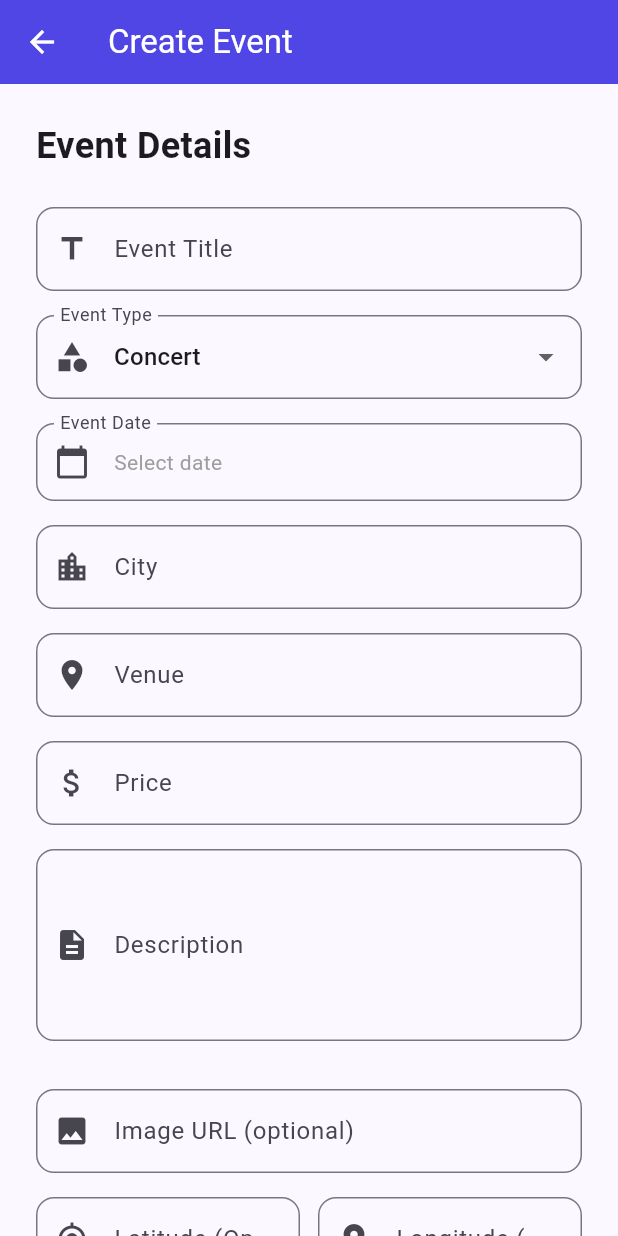
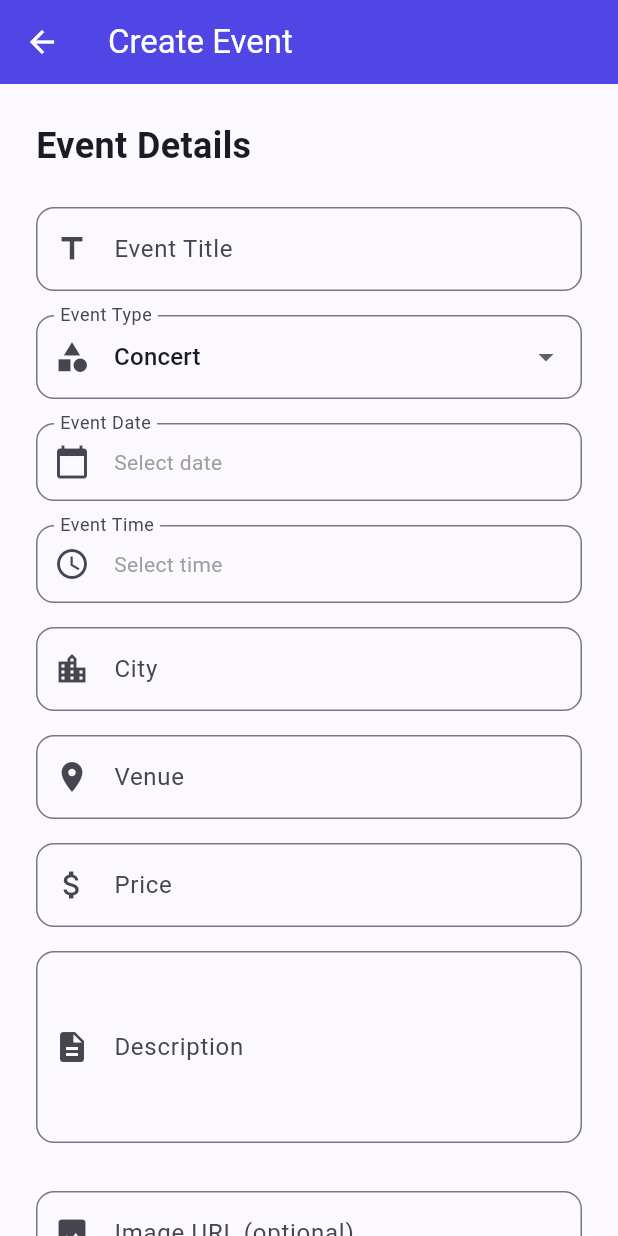
Before and after one commit to princeampofo/eventsfinder, a Flutter app: the CreateEventScreen screen opened directly, on a phone screen of 412 x 824 dp. Run offline on Flutter 3.47's test engine with Material 3 defaults, Android fonts, the phone set to English and light mode, and no system bars; our stand-ins replace geolocator, permission_handler, shared_preferences, sqflite; accounts and stored records are empty.

Commit message:
(feat):added time to events

```diff
--- a/lib/database/db_helper.dart
+++ b/lib/database/db_helper.dart
@@ -44,6 +44,7 @@ class DatabaseHelper {
         title TEXT,
         type TEXT,
         date TEXT,
+        time TEXT,
         city TEXT,
         venue TEXT,
         price REAL,
@@ -85,6 +86,7 @@ class DatabaseHelper {
       'title': 'Run for Fun 5K',
       'type': 'Sports',
       'date': '2025-12-05',
+      'time': '09:00 AM',
       'city': 'Boston',
       'venue': 'City Park',
       'price': 40.0,
@@ -98,6 +100,7 @@ class DatabaseHelper {
       'title': 'Gourmet Cooking Workshop',
       'type': 'Workshop',
       'date': '2025-11-30',
+      'time': '02:00 PM',
       'city': 'Atlanta',
       'venue': 'Gourmet Kitchen',
       'price': 75.0,
@@ -111,6 +114,7 @@ class DatabaseHelper {
       'title': 'Music Jazz Night',
       'type': 'Concert',
       'date': '2025-11-25',
+      'time': '08:00 PM',
       'city': 'New Orleans',
       'venue': 'Jazz Club',
       'price': 30.0,
@@ -124,6 +128,7 @@ class DatabaseHelper {
       'title': 'Unplugged Music Night',
       'type': 'Concert',
       'date': '2025-11-01',
+      'time': '07:00 PM',
       'city': 'Atlanta',
       'venue': 'Downtown Arena',
       'price': 25.0,
@@ -137,6 +142,7 @@ class DatabaseHelper {
       'title': 'Football Friendly Match',
       'type': 'Sports',
       'date': '2025-11-10',
+      'time': '03:00 PM',
       'city': 'Chicago',
       'venue': 'City Stadium',
       'price': 15.0,
@@ -151,6 +157,7 @@ class DatabaseHelper {
       'title': 'Camera Basics Workshop',
       'type': 'Workshop',
       'date': '2025-11-05',
+      'time': '10:00 AM',
       'city': 'Austin',
       'venue': 'Creative Studio',
       'price': 50.0,
@@ -164,6 +171,7 @@ class DatabaseHelper {
       'title': 'Art Expo 2025',
       'type': 'Art',
       'date': '2025-11-20',
+      'time': '11:00 AM',
       'city': 'Los Angeles',
       'venue': 'Modern Art Gallery',
       'price': 20.0,
@@ -177,6 +185,7 @@ class DatabaseHelper {
       'title': 'Tech Innovators Meetup',
       'type': 'Meetup',
       'date': '2025-11-15',
+      'time': '06:00 PM',
       'city': 'New York',
       'venue': 'Tech Hub',
       'price': 0.0,
--- a/lib/models/event.dart
+++ b/lib/models/event.dart
@@ -4,6 +4,7 @@ class Event {
   String title;
   String type;
   String date;
+  String time;
   String city;
   String venue;
   double price;
@@ -19,6 +20,7 @@ class Event {
     required this.title,
     required this.type,
     required this.date,
+    required this.time,
     required this.city,
     required this.venue,
     required this.price,
@@ -37,6 +39,7 @@ class Event {
       'title': title,
       'type': type,
       'date': date,
+      'time': time,
       'city': city,
       'venue': venue,
       'price': price,
@@ -55,6 +58,7 @@ class Event {
       title: map['title'] ?? '',
       type: map['type'] ?? '',
       date: map['date'] ?? '',
+      time: map['time'] ?? '',
       city: map['city'] ?? '',
       venue: map['venue'] ?? '',
       price: (map['price'] ?? 0.0).toDouble(),
--- a/lib/screens/create_event.dart
+++ b/lib/screens/create_event.dart
@@ -23,6 +23,7 @@ class _CreateEventScreenState extends State<CreateEventScreen> {
 
   String selectedType = 'Concert';
   String? selectedDate;
+  String? selectedTime;
   bool isLoading = false;
 
   final List<String> eventTypes = [
@@ -49,6 +50,23 @@ class _CreateEventScreenState extends State<CreateEventScreen> {
     }
   }
 
+  void showTimePickerDialog() async {
+    TimeOfDay? pickedTime = await showTimePicker(
+      context: context,
+      initialTime: TimeOfDay.now(),
+    );
+
+    if (pickedTime != null) {
+      setState(() {
+        // Format time as HH:MM AM/PM
+        final hour = pickedTime.hourOfPeriod;
+        final minute = pickedTime.minute.toString().padLeft(2, '0');
+        final period = pickedTime.period == DayPeriod.am ? 'AM' : 'PM';
+        selectedTime = '${hour == 0 ? 12 : hour}:$minute $period';
+      });
+    }
+  }
+
   // Publish event
   void publishEvent() async {
     String title = titleController.text.trim();
@@ -62,7 +80,7 @@ class _CreateEventScreenState extends State<CreateEventScreen> {
 
     // Validate fields
     if (title.isEmpty || city.isEmpty || venue.isEmpty ||
-        priceText.isEmpty || description.isEmpty || selectedDate == null ) {
+        priceText.isEmpty || description.isEmpty || selectedDate == null || selectedTime == null) {
       ScaffoldMessenger.of(context).showSnackBar(
         const SnackBar(content: Text('Please fill all fields')),
       );
@@ -109,6 +127,7 @@ class _CreateEventScreenState extends State<CreateEventScreen> {
       'title': title,
       'type': selectedType,
       'date': selectedDate,
+      'time': selectedTime,
       'city': city,
       'venue': venue,
       'price': price,
@@ -141,7 +160,8 @@ class _CreateEventScreenState extends State<CreateEventScreen> {
       longitudeController.clear();
       setState(() {
         selectedDate = null;
-        selectedType = 'Concert';
+        selectedTime = null;
+        selectedType = 'Meetup';
       });
     }
   }
@@ -222,6 +242,27 @@ class _CreateEventScreenState extends State<CreateEventScreen> {
                   style: TextStyle(
                     // should be white in dark mode
                     color: Theme.of(context).brightness == Brightness.dark ? Colors.white : selectedDate == null ? Colors.grey : Colors.black,
+                  ),
+                ),
+              ),
+            ),
+            const SizedBox(height: 16),
+
+            // Time picker
+            InkWell(
+              onTap: showTimePickerDialog,
+              child: InputDecorator(
+                decoration: InputDecoration(
+                  labelText: 'Event Time',
+                  prefixIcon: const Icon(Icons.access_time),
+                  border: OutlineInputBorder(
+                    borderRadius: BorderRadius.circular(12),
+                  ),
+                ),
+                child: Text(
+                  selectedTime ?? 'Select time',
+                  style: TextStyle(
+                    color: selectedTime == null ? Colors.grey : Colors.black,
                   ),
                 ),
               ),
--- a/lib/screens/event_details.dart
+++ b/lib/screens/event_details.dart
@@ -193,8 +193,8 @@ class _EventDetailsScreenState extends State<EventDetailsScreen> {
                   // Date and time
                   _buildInfoRow(
                     Icons.calendar_today,
-                    'Date',
-                    event.date,
+                    'Date & Time',
+                    '${event.date} at ${event.time}',
                   ),
                   const SizedBox(height: 16),
 
```
Also changed, not shown: lib/screens/discover.dart (+11 -0 lines).
